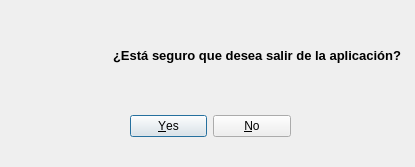
First picture: the form in ventSalir.ui, repository byChamaco/BLANCOLORENZO, before the edit.
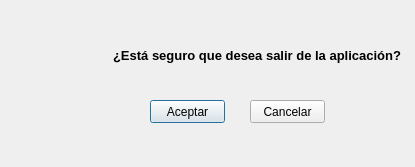
Second picture: the form after the edit. Icons and pictures are not drawn.

```diff
--- a/ventSalir.ui
+++ b/ventSalir.ui
@@ -16,22 +16,6 @@
   <property name="modal">
    <bool>true</bool>
   </property>
-  <widget class="QDialogButtonBox" name="btnBoxSalir">
-   <property name="geometry">
-    <rect>
-     <x>130</x>
-     <y>110</y>
-     <width>161</width>
-     <height>32</height>
-    </rect>
-   </property>
-   <property name="orientation">
-    <enum>Qt::Horizontal</enum>
-   </property>
-   <property name="standardButtons">
-    <set>QDialogButtonBox::No|QDialogButtonBox::Yes</set>
-   </property>
-  </widget>
   <widget class="QLabel" name="lblMenSAlir">
    <property name="geometry">
     <rect>
@@ -77,6 +61,38 @@
     <set>Qt::AlignCenter</set>
    </property>
   </widget>
+  <widget class="QPushButton" name="btnAceptar">
+   <property name="geometry">
+    <rect>
+     <x>150</x>
+     <y>100</y>
+     <width>75</width>
+     <height>23</height>
+    </rect>
+   </property>
+   <property name="text">
+    <string>Aceptar</string>
+   </property>
+   <attribute name="buttonGroup">
+    <string notr="true">btnBoxSalir</string>
+   </attribute>
+  </widget>
+  <widget class="QPushButton" name="btnCancelar">
+   <property name="geometry">
+    <rect>
+     <x>250</x>
+     <y>100</y>
+     <width>75</width>
+     <height>23</height>
+    </rect>
+   </property>
+   <property name="text">
+    <string>Cancelar</string>
+   </property>
+   <attribute name="buttonGroup">
+    <string notr="true">btnBoxSalir</string>
+   </attribute>
+  </widget>
  </widget>
  <resources>
   <include location="img/avisoSalir.qrc"/>
```
Left out of the diff: 38 changed lines with no effect on the pictures.
